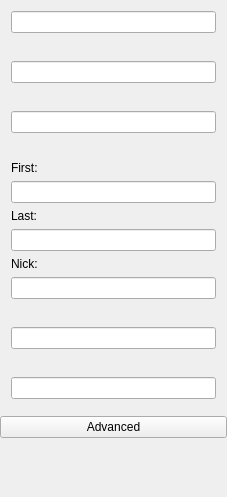
BackupTheBerlios/sim-im-svn, file branches/branch-playground/plugins/icq/icqsearchbase.ui: the form before one commit.
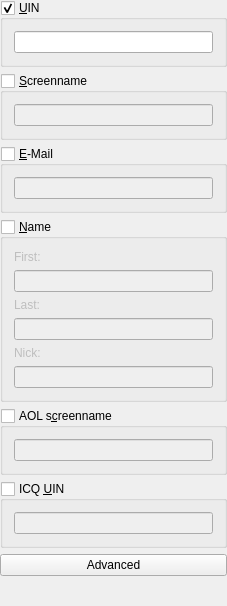
The form after the commit. Custom widgets are drawn as their Qt base class.

Diff of the .ui file:
```diff
--- a/branches/branch-playground/plugins/icq/icqsearchbase.ui
+++ b/branches/branch-playground/plugins/icq/icqsearchbase.ui
@@ -1,34 +1,31 @@
 <ui version="4.0" >
  <class>ICQSearchBase</class>
- <widget class="QWidget" name="ICQSearchBase" >
-  <property name="geometry" >
+ <widget class="QWidget" name="ICQSearchBase">
+  <property name="geometry">
    <rect>
     <x>0</x>
     <y>0</y>
     <width>227</width>
-    <height>497</height>
+    <height>606</height>
    </rect>
   </property>
   <property name="windowTitle" >
    <string>Form1</string>
   </property>
-  <layout class="QVBoxLayout" >
-   <property name="spacing" >
-    <number>6</number>
-   </property>
-   <property name="margin" >
+  <layout class="QVBoxLayout">
+   <property name="margin">
     <number>0</number>
    </property>
    <item>
-    <widget class="RadioGroup" native="1" name="grpUin" >
-     <property name="title" stdset="0" >
+    <widget class="RadioGroup" name="grpUin">
+     <property name="title">
       <string>&amp;UIN</string>
      </property>
-     <layout class="QVBoxLayout" >
-      <property name="spacing" >
-       <number>6</number>
-      </property>
-      <property name="margin" >
+     <property name="checkable">
+      <bool>true</bool>
+     </property>
+     <layout class="QVBoxLayout">
+      <property name="margin">
        <number>11</number>
       </property>
       <item>
@@ -38,15 +35,18 @@
     </widget>
    </item>
    <item>
-    <widget class="RadioGroup" native="1" name="grpScreen" >
-     <property name="title" stdset="0" >
+    <widget class="RadioGroup" name="grpScreen">
+     <property name="title">
       <string>&amp;Screenname</string>
      </property>
-     <layout class="QVBoxLayout" >
-      <property name="spacing" >
-       <number>6</number>
-      </property>
-      <property name="margin" >
+     <property name="checkable">
+      <bool>true</bool>
+     </property>
+     <property name="checked">
+      <bool>false</bool>
+     </property>
+     <layout class="QVBoxLayout">
+      <property name="margin">
        <number>11</number>
       </property>
       <item>
@@ -56,15 +56,18 @@
     </widget>
    </item>
    <item>
-    <widget class="RadioGroup" native="1" name="grpMail" >
-     <property name="title" stdset="0" >
+    <widget class="RadioGroup" name="grpMail">
+     <property name="title">
       <string>&amp;E-Mail</string>
      </property>
-     <layout class="QVBoxLayout" >
-      <property name="spacing" >
-       <number>6</number>
-      </property>
-      <property name="margin" >
+     <property name="checkable">
+      <bool>true</bool>
+     </property>
+     <property name="checked">
+      <bool>false</bool>
+     </property>
+     <layout class="QVBoxLayout">
+      <property name="margin">
        <number>11</number>
       </property>
       <item>
@@ -74,15 +77,18 @@
     </widget>
    </item>
    <item>
-    <widget class="RadioGroup" native="1" name="grpName" >
-     <property name="title" stdset="0" >
+    <widget class="RadioGroup" name="grpName">
+     <property name="title">
       <string>&amp;Name</string>
      </property>
-     <layout class="QVBoxLayout" >
-      <property name="spacing" >
-       <number>6</number>
-      </property>
-      <property name="margin" >
+     <property name="checkable">
+      <bool>true</bool>
+     </property>
+     <property name="checked">
+      <bool>false</bool>
+     </property>
+     <layout class="QVBoxLayout">
+      <property name="margin">
        <number>11</number>
       </property>
       <item>
@@ -131,15 +137,18 @@
     </widget>
    </item>
    <item>
-    <widget class="RadioGroup" native="1" name="grpAOL" >
-     <property name="title" stdset="0" >
+    <widget class="RadioGroup" name="grpAOL">
+     <property name="title">
       <string>AOL s&amp;creenname</string>
      </property>
-     <layout class="QVBoxLayout" >
-      <property name="spacing" >
-       <number>6</number>
-      </property>
-      <property name="margin" >
+     <property name="checkable">
+      <bool>true</bool>
+     </property>
+     <property name="checked">
+      <bool>false</bool>
+     </property>
+     <layout class="QVBoxLayout">
+      <property name="margin">
        <number>11</number>
       </property>
       <item>
@@ -149,15 +158,18 @@
     </widget>
    </item>
    <item>
-    <widget class="RadioGroup" native="1" name="grpAOL_UIN" >
-     <property name="title" stdset="0" >
+    <widget class="RadioGroup" name="grpAOL_UIN">
+     <property name="title">
       <string>ICQ &amp;UIN</string>
      </property>
-     <layout class="QVBoxLayout" >
-      <property name="spacing" >
-       <number>6</number>
-      </property>
-      <property name="margin" >
+     <property name="checkable">
+      <bool>true</bool>
+     </property>
+     <property name="checked">
+      <bool>false</bool>
+     </property>
+     <layout class="QVBoxLayout">
+      <property name="margin">
        <number>11</number>
       </property>
       <item>
@@ -191,12 +203,14 @@
    </item>
   </layout>
  </widget>
-<customwidgets>
-    <customwidget>
-        <class>RadioGroup</class>
-        <header location="local">simgui/intedit.h</header>
-    </customwidget>
-</customwidgets>
+ <customwidgets>
+  <customwidget>
+   <class>RadioGroup</class>
+   <extends>QGroupBox</extends>
+   <header>simgui/intedit.h</header>
+   <container>1</container>
+  </customwidget>
+ </customwidgets>
  <tabstops>
   <tabstop>edtUIN</tabstop>
   <tabstop>edtScreen</tabstop>
```
Left out of the diff: 53 changed lines with no effect on the pictures.
